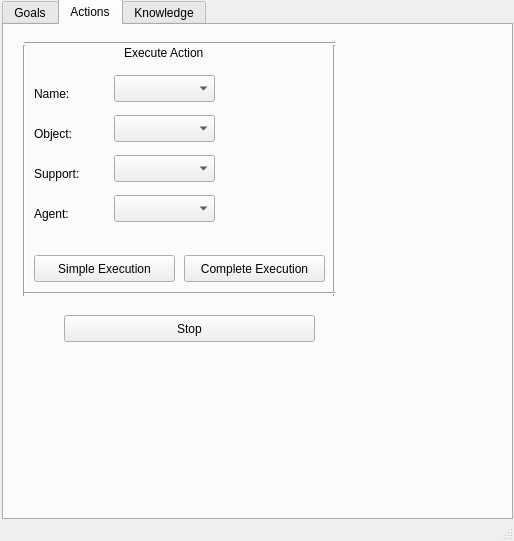
The window that graphical_interface/ui/main_window.ui (laas/supervisor) describes before a commit, drawn with Qt 5.
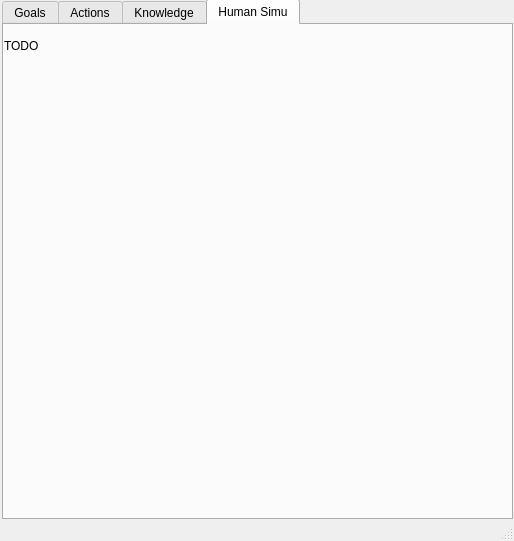
The same window after the commit. The open tabs and pages were chosen to show the change. Icons and pictures are not drawn.

Commit message: [graphical_interface] add Human Simu tab

Diff of the .ui file:
```diff
--- a/graphical_interface/ui/main_window.ui
+++ b/graphical_interface/ui/main_window.ui
@@ -285,6 +285,27 @@
       </property>
      </widget>
     </widget>
+    <widget class="QWidget" name="tab">
+     <attribute name="title">
+      <string>Human Simu</string>
+     </attribute>
+     <widget class="QLabel" name="label_8">
+      <property name="geometry">
+       <rect>
+        <x>0</x>
+        <y>0</y>
+        <width>201</width>
+        <height>41</height>
+       </rect>
+      </property>
+      <property name="text">
+       <string>TODO</string>
+      </property>
+      <property name="textFormat">
+       <enum>Qt::PlainText</enum>
+      </property>
+     </widget>
+    </widget>
    </widget>
   </widget>
   <widget class="QStatusBar" name="statusbar"/>
```
Left out of the diff: 2 changed lines with no effect on the pictures.
